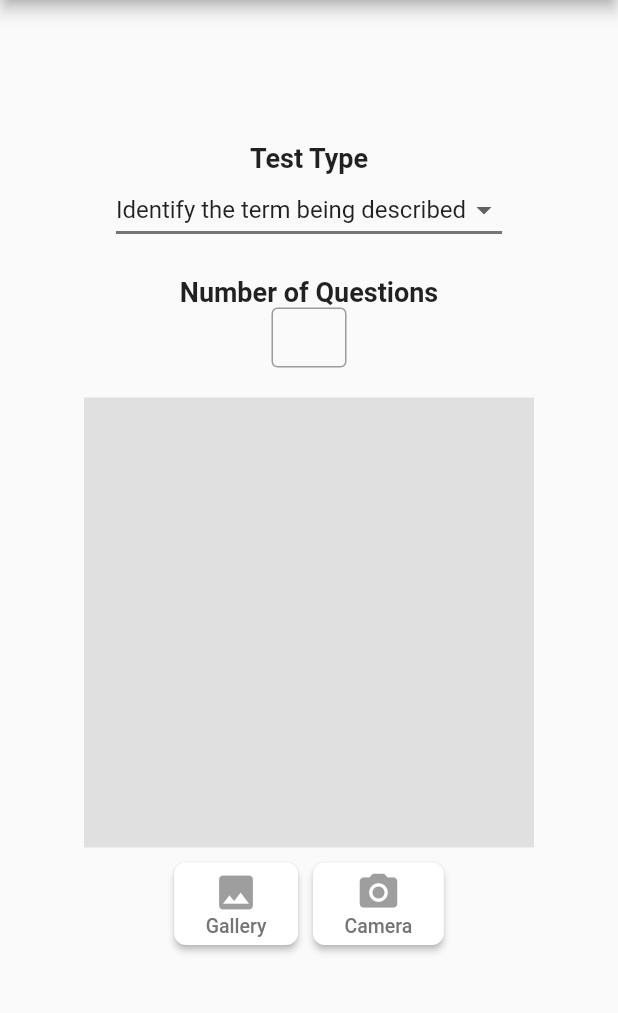
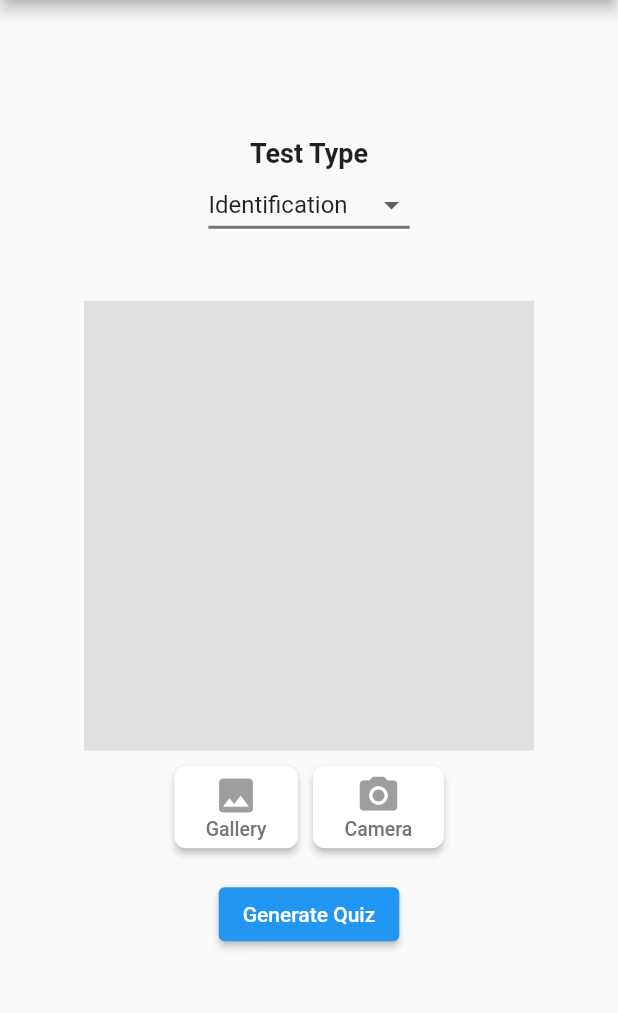
Before and after one commit to Jedro1270/quiz_vision, a Flutter app: the screen it shows after launch, on a phone screen of 412 x 824 dp, the part 84-1097 px from its top. Run offline on Flutter 3.47's test engine with Material 2 defaults, Android fonts, the phone set to English and light mode, and no system bars; our stand-ins replace flutter_dotenv, image_picker; missing offline and left inert: dart_openai, google_ml_kit.

Commit message:
feat: make the answers more stable

```diff
--- a/lib/screens/home_screen.dart
+++ b/lib/screens/home_screen.dart
@@ -12,15 +12,20 @@ class HomeScreen extends StatefulWidget {
 
 class _HomeScreenState extends State<HomeScreen> {
   bool textScanning = false;
+  bool generatingQuiz = false;
+
   XFile? imageFile;
+
   String scannedText = "";
   String generatedQuiz = "";
-  String testType = "Identify the term being described";
+  String testType = "Identification";
+
   int numberOfQuestions = 1;
 
   final List<String> testTypes = <String>[
-    'Identify the term being described',
-    'True or False'
+    'Identification',
+    'True or False',
+    'Multiple Choice'
   ];
 
   late TextEditingController _openAITextController;
@@ -80,26 +85,26 @@ class _HomeScreenState extends State<HomeScreen> {
                 const SizedBox(
                   height: 20,
                 ),
-                const Text(
-                  "Number of Questions",
-                  style: TextStyle(fontSize: 18, fontWeight: FontWeight.bold),
-                ),
-                SizedBox(
-                  width: 50,
-                  height: 40,
-                  child: TextField(
-                    controller: _numberOfQuestionsController,
-                    keyboardType: TextInputType.number,
-                    onChanged: (String? value) {
-                      setState(() {
-                        numberOfQuestions = int.tryParse(value!) ?? 0;
-                      });
-                    },
-                    decoration: const InputDecoration(
-                      border: OutlineInputBorder(),
-                    ),
-                  ),
-                ),
+                // const Text(
+                //   "Number of Questions",
+                //   style: TextStyle(fontSize: 18, fontWeight: FontWeight.bold),
+                // ),
+                // SizedBox(
+                //   width: 50,
+                //   height: 40,
+                //   child: TextField(
+                //     controller: _numberOfQuestionsController,
+                //     keyboardType: TextInputType.number,
+                //     onChanged: (String? value) {
+                //       setState(() {
+                //         numberOfQuestions = int.tryParse(value!) ?? 0;
+                //       });
+                //     },
+                //     decoration: const InputDecoration(
+                //       border: OutlineInputBorder(),
+                //     ),
+                //   ),
+                // ),
                 const SizedBox(
                   height: 20,
                 ),
@@ -185,6 +190,18 @@ class _HomeScreenState extends State<HomeScreen> {
                 const SizedBox(
                   height: 20,
                 ),
+                generatingQuiz
+                    ? const CircularProgressIndicator()
+                    : ElevatedButton(
+                        onPressed: () {
+                          generateQuiz(
+                              scannedText, testType, numberOfQuestions);
+                        },
+                        child: const Text("Generate Quiz"),
+                      ),
+                const SizedBox(
+                  height: 20,
+                ),
                 Text(
                   generatedQuiz,
                   style: const TextStyle(fontSize: 20),
@@ -204,9 +221,7 @@ class _HomeScreenState extends State<HomeScreen> {
           imageFile = pickedImage;
         });
 
-        String learningMaterials = await getRecognisedText(pickedImage);
-
-        generateQuiz(learningMaterials, testType, numberOfQuestions);
+        getRecognisedText(pickedImage);
       }
     } catch (e) {
       setState(() {
@@ -217,7 +232,7 @@ class _HomeScreenState extends State<HomeScreen> {
     }
   }
 
-  Future<String> getRecognisedText(XFile image) async {
+  void getRecognisedText(XFile image) async {
     final inputImage = InputImage.fromFilePath(image.path);
     final textDetector = GoogleMlKit.vision.textRecognizer();
 
@@ -235,30 +250,63 @@ class _HomeScreenState extends State<HomeScreen> {
     setState(() {
       textScanning = false;
     });
-
-    return scannedText;
   }
 
   Future<void> generateQuiz(
       String learningMaterials, String testType, int numberOfQuestions) async {
     setState(() {
-      textScanning = true;
+      generatingQuiz = true;
     });
+
+    String prompt = "";
+
+    switch (testType) {
+      case 'Identification':
+        prompt = '''
+Create an quiz where the students need to identify the terms being described.
+
+Follow the format
+Question:
+Answer:
+
+The answer must be a key term from the learning materials.
+''';
+        break;
+      case 'True or False':
+        prompt = '''
+Create a True or False quiz.
+
+Follow the format
+Question:
+Answer:
+''';
+        break;
+      case 'Multiple Choice':
+        prompt = '''
+Create a Multiple Choice quiz.
+
+Follow the format
+Question:
+Choices:
+A.
+B.
+C.
+D.
+Answer:
+''';
+        break;
+    }
+
+    prompt += '''
+Include the answers.
+
+Use this text as the basis:
+$learningMaterials
+''';
 
     OpenAICompletionModel completion = await OpenAI.instance.completion.create(
       model: "text-davinci-003",
-      prompt: '''
-Create quiz using the "$testType" test type.
-
-There must be $numberOfQuestions questions in the quiz.
-
-Use this text as the basis:
-$learningMaterials
-
-Group the questions by the test types.
-
-Include the answers.
-''',
+      prompt: prompt,
       maxTokens: 3000,
       temperature: 0.5,
       n: 1,
@@ -267,7 +315,7 @@ Include the answers.
 
     setState(() {
       generatedQuiz = completion.choices.first.text;
-      textScanning = false;
+      generatingQuiz = false;
     });
   }
 }
```
